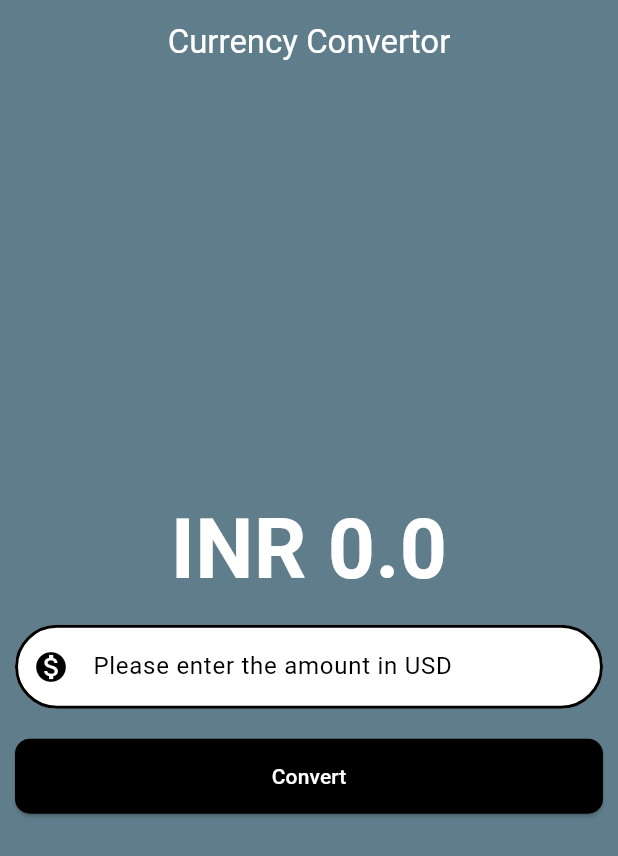
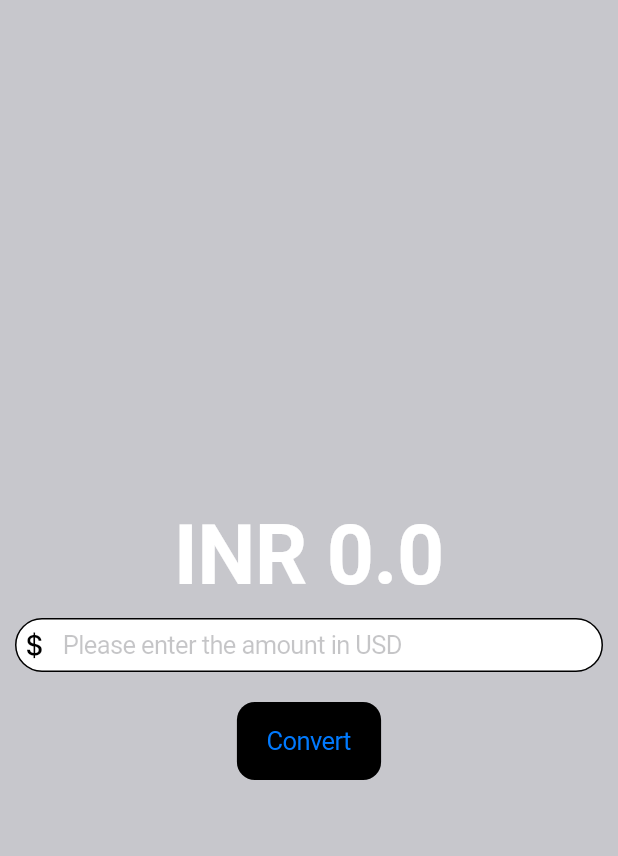
Before and after one commit to thelordzeus/Currency_Convertor, a Flutter app: the screen it shows after launch, on a phone screen of 412 x 824 dp. Shown: the top 856 px of the screen. Run offline on Flutter 3.47's test engine with Material 3 defaults, Android fonts, the phone set to English and light mode, and no system bars.

Commit message:
feat: added cupertino design class

```diff
--- /dev/null
+++ b/lib/currency_converter_cupertino_page.dart
@@ -0,0 +1,75 @@
+import 'package:flutter/cupertino.dart';
+
+class CurrencyConverterCupertinoPage extends StatefulWidget {
+  const CurrencyConverterCupertinoPage({super.key});
+
+  @override
+  State<CurrencyConverterCupertinoPage> createState() =>
+      _CurrencyConverterCupertinoPageState();
+}
+
+class _CurrencyConverterCupertinoPageState
+    extends State<CurrencyConverterCupertinoPage> {
+  double result = 0;
+  final TextEditingController textEditingController = TextEditingController();
+  @override
+  Widget build(BuildContext context) {
+    return CupertinoPageScaffold(
+      backgroundColor: CupertinoColors.systemGrey3,
+      navigationBar: const CupertinoNavigationBar(
+        middle: Text(
+          'Currency Convertor',
+          style: TextStyle(
+            color: CupertinoColors.systemGrey3,
+          ),
+        ),
+        backgroundColor: CupertinoColors.systemGrey3,
+      ),
+      child: Center(
+        child: Column(
+          mainAxisAlignment: MainAxisAlignment.center,
+          crossAxisAlignment: CrossAxisAlignment.center,
+          children: [
+            Text(
+              'INR $result',
+              style: const TextStyle(
+                  fontSize: 55,
+                  fontWeight: FontWeight.bold,
+                  color: CupertinoColors.white),
+            ),
+            Padding(
+              padding: const EdgeInsets.all(10),
+              child: CupertinoTextField(
+                controller: textEditingController,
+                style: const TextStyle(color: CupertinoColors.black),
+                placeholder: 'Please enter the amount in USD',
+                prefix: const Icon(
+                  CupertinoIcons.money_dollar,
+                  color: CupertinoColors.black,
+                ),
+                keyboardType:
+                    const TextInputType.numberWithOptions(decimal: true),
+                decoration: BoxDecoration(
+                  border: Border.all(),
+                  borderRadius: BorderRadius.circular(50),
+                  color: CupertinoColors.white,
+                ),
+              ),
+            ),
+            Padding(
+              padding: const EdgeInsets.all(10),
+              child: CupertinoButton(
+                color: CupertinoColors.black,
+                onPressed: () {
+                  result = double.parse(textEditingController.text) * 81;
+                  setState(() {});
+                },
+                child: const Text('Convert'),
+              ),
+            )
+          ],
+        ),
+      ),
+    );
+  }
+}
--- a/lib/main.dart
+++ b/lib/main.dart
@@ -1,8 +1,10 @@
+import 'package:currency_conventer/currency_converter_cupertino_page.dart';
 import 'package:currency_conventer/currency_convertor_material_page.dart';
+import 'package:flutter/cupertino.dart';
 import 'package:flutter/material.dart';
 
 void main() {
-  runApp(const MyApp());
+  runApp(const MyCupertinoApp());
 }
 
 class MyApp extends StatelessWidget {
@@ -14,3 +16,14 @@
     );
   }
 }
+
+class MyCupertinoApp extends StatelessWidget {
+  const MyCupertinoApp({super.key});
+
+  @override
+  Widget build(BuildContext context) {
+    return const CupertinoApp(
+      home: CurrencyConverterCupertinoPage(),
+    );
+  }
+}
```
